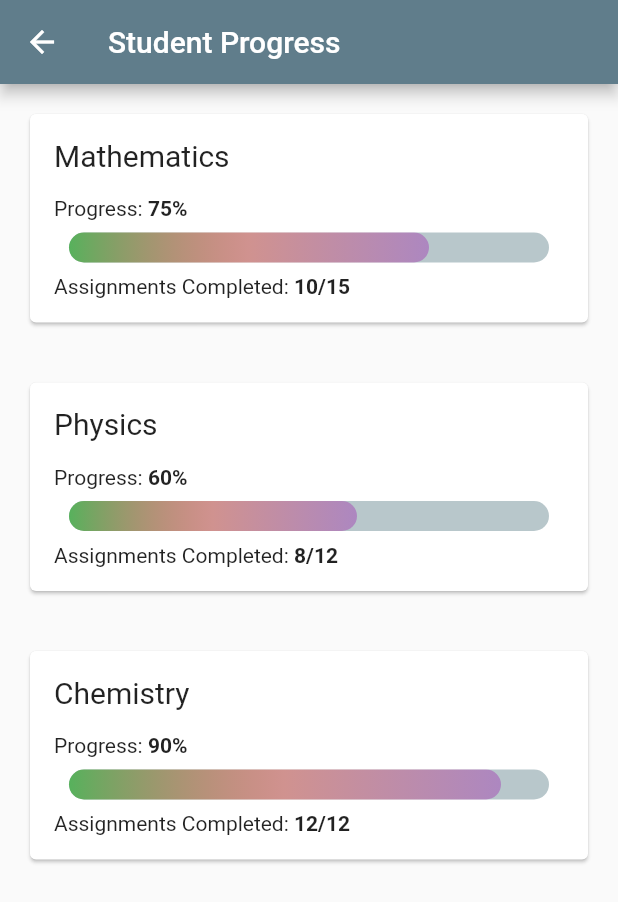
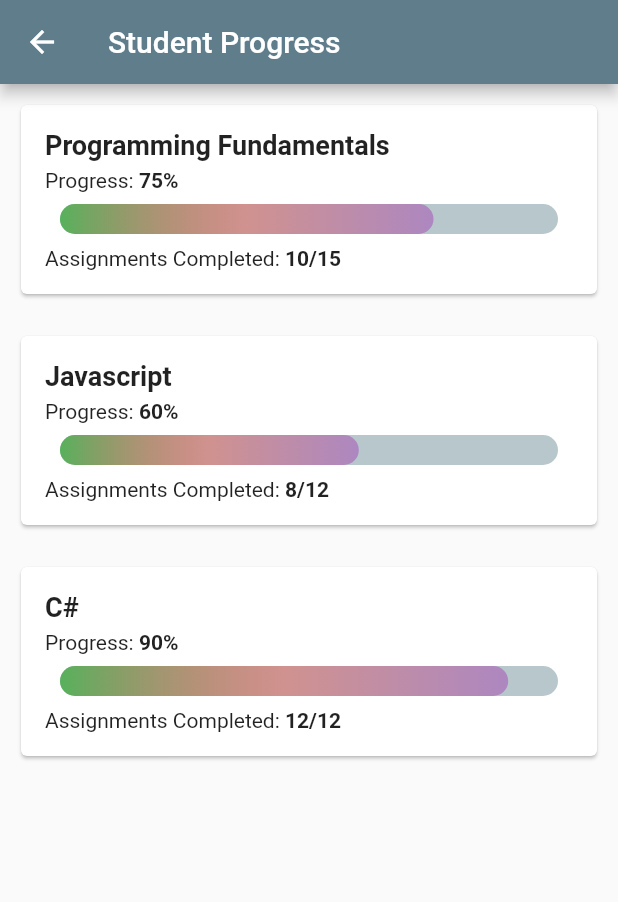
Before and after one commit to hasnains11/gamEd, a Flutter app: the StudentProgressScreen screen opened directly, on a phone screen of 412 x 824 dp. Shown: the top 902 px of the screen. Run offline on Flutter 3.47's test engine with Material 2 defaults, Android fonts, the phone set to English and light mode, and no system bars; drawn by our look-alikes of percent_indicator; our stand-ins replace cloud_firestore, firebase_auth, firebase_core, firebase_storage, flutter_otp_text_field, get and 2 more; accounts and stored records are empty.

```diff
--- a/lib/features/student_portal/screens/StudentProgress/student_progress_screen.dart
+++ b/lib/features/student_portal/screens/StudentProgress/student_progress_screen.dart
@@ -11,17 +11,17 @@ class StudentProgressScreen extends StatefulWidget {
 class _StudentProgressScreenState extends State<StudentProgressScreen> {
   final List<Course> _courses = [
     Course(
-        name: 'Mathematics',
+        name: 'Programming Fundamentals',
         progress: 75,
         assignmentsCompleted: 10,
         totalAssignments: 15),
     Course(
-        name: 'Physics',
+        name: 'Javascript',
         progress: 60,
         assignmentsCompleted: 8,
         totalAssignments: 12),
     Course(
-        name: 'Chemistry',
+        name: 'C#',
         progress: 90,
         assignmentsCompleted: 12,
         totalAssignments: 12),
@@ -38,7 +38,7 @@ class _StudentProgressScreenState extends State<StudentProgressScreen> {
         itemBuilder: (BuildContext context, int index) {
           final course = _courses[index];
           return Padding(
-            padding: const EdgeInsets.all(16.0),
+            padding: const EdgeInsets.all(10.0),
             child: Card(
               child: Padding(
                 padding: const EdgeInsets.all(16.0),
@@ -47,9 +47,11 @@ class _StudentProgressScreenState extends State<StudentProgressScreen> {
                   children: [
                     Text(
                       course.name,
-                      style: const TextStyle(fontSize: 20),
+                      style: const
+                      TextStyle(fontSize: 18,
+                        fontWeight: FontWeight.bold,),
                     ),
-                    const SizedBox(height: 16),
+                    const SizedBox(height: 5),
 
                     Row(
                       children: [
--- a/lib/features/student_portal/screens/classroom_screen/classroom_screen.dart
+++ b/lib/features/student_portal/screens/classroom_screen/classroom_screen.dart
@@ -10,10 +10,6 @@ import 'joinClasroomDialog.dart';
 
 class ClassroomScreen extends StatelessWidget {
   final classroomController = Get.put(ClassroomController());
-
-
-
-
 
 
 
--- a/lib/features/teacher_portal/screens/teacher_dashboard.dart
+++ b/lib/features/teacher_portal/screens/teacher_dashboard.dart
@@ -55,7 +55,7 @@ class TeacherDashboardScreen extends StatelessWidget {
             Get.off(()=>CreateAnnouncementScreen());
           }
           else if(index==2){
-            Get.off(()=>LeaderboardScreen(selectedindex:2,));
+            Get.to(()=>LeaderboardScreen(selectedindex:2,));
           }
           else if(index==3){
             Get.to(()=> TeacherProfileScreen());
@@ -110,7 +110,7 @@ class TeacherDashboardScreen extends StatelessWidget {
               title: 'View Leaderboard',
               onTap: () {
                 // Handle view leaderboard action
-                Get.off(()=>LeaderboardScreen(selectedindex: 2,));
+                Get.to(()=>LeaderboardScreen(selectedindex: 2,));
               },
             ),
 
```
Also changed, not shown: lib/features/student_portal/controllers/ClassroomController.dart (+41 -7 lines), lib/features/student_portal/screens/Announcements/StudentAnnouncements.dart (+24 -10 lines), lib/features/student_portal/screens/classroom_screen/classroom_details.dart (+18 -2 lines).
